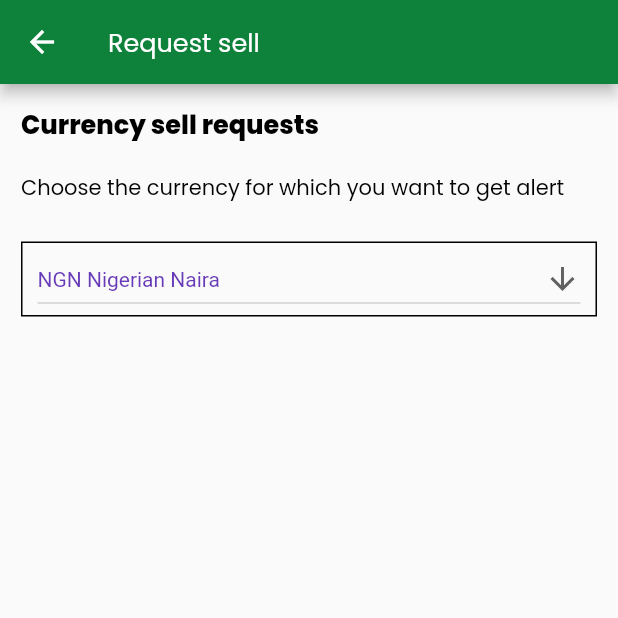
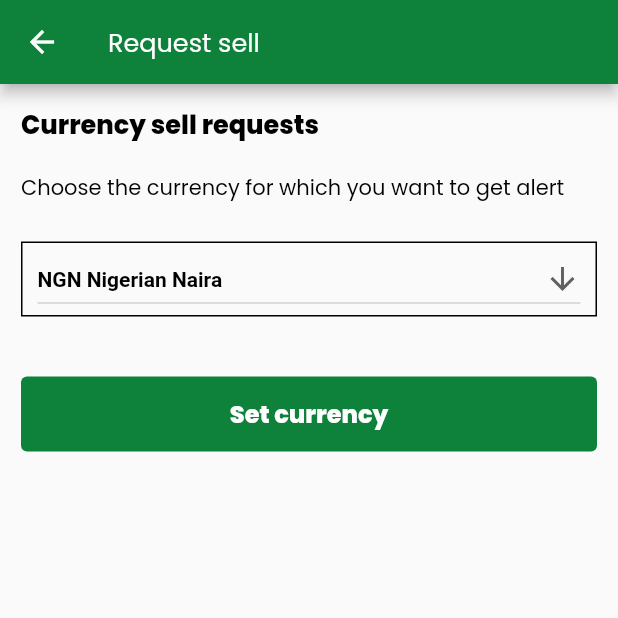
Before and after one commit to hrinternal/equal_cash_mobile_app_2021, a Flutter app: the CurrencySellRequestScreen screen opened by its route, on a phone screen of 412 x 824 dp, the top half of it. Run offline on Flutter 3.47's test engine with Material 2 defaults, Android fonts, the phone set to English and light mode, and no system bars; our stand-ins replace country_code_picker, pin_code_fields; missing offline and left inert: virtual_keyboard_multi_language.

Commit message:
Currency select done

```diff
--- a/lib/screens/currency_sell_request_screen.dart
+++ b/lib/screens/currency_sell_request_screen.dart
@@ -60,7 +60,8 @@ class _CurrencySellRequestScreenState extends State<CurrencySellRequestScreen> {
                 icon: const Icon(Icons.arrow_downward),
                 iconSize: 24,
                 elevation: 16,
-                  style: const TextStyle(color: Colors.deepPurple),
+                style: const TextStyle(
+                    color: Colors.black, fontWeight: FontWeight.bold),
                 // underline: Container(
                 //   height: 2,
                 //   color: Colors.deepPurpleAccent,
@@ -81,7 +82,33 @@ class _CurrencySellRequestScreenState extends State<CurrencySellRequestScreen> {
                     child: Text(value),
                   );
                 }).toList(),
-                ))
+              ),
+            ),
+            SizedBox(
+              height: 40,
+            ),
+            Container(
+              // margin: EdgeInsets.symmetric(horizontal: 20),
+              width: double.maxFinite,
+              // margin: EdgeInsets.symmetric(horizontal: 20),
+              child: FlatButton(
+                shape: RoundedRectangleBorder(
+                    borderRadius: BorderRadius.circular(4)),
+                padding: EdgeInsets.symmetric(vertical: 13),
+                onPressed: () {
+                  // Navigator.of(context)
+                  //     .pushNamed(SaveProfileScreen.routeName);
+                },
+                child: Text(
+                  'Set currency',
+                  style: TextStyle(
+                      color: Colors.white,
+                      fontWeight: FontWeight.bold,
+                      fontSize: 16),
+                ),
+                color: Theme.of(context).primaryColor,
+              ),
+            ),
           ],
         ),
       ),
```
Lines whose indentation alone changed are shown as unchanged.
